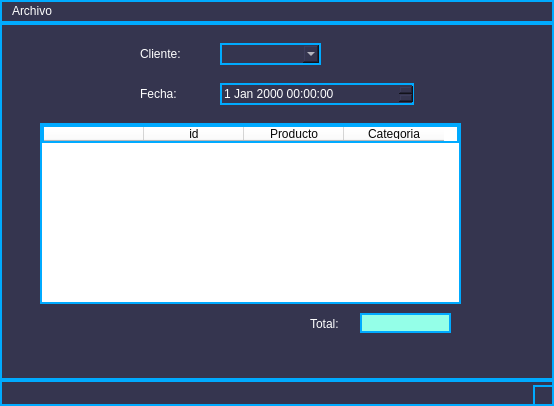
This is views/compras.ui in joanmera/Gameverse_Interface as Qt 5 draws it before an edit. The edited form follows.
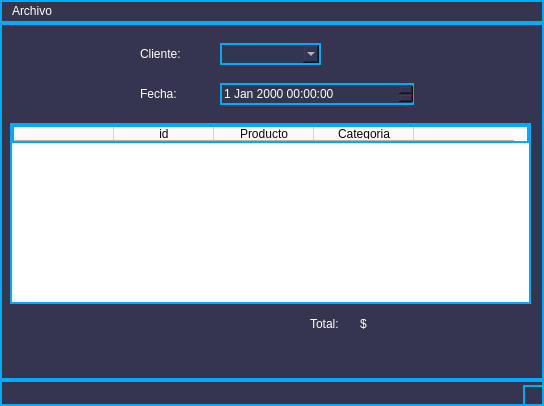
This is the edited form.

Commit message: añadir checkbox

```diff
--- a/views/compras.ui
+++ b/views/compras.ui
@@ -6,7 +6,7 @@
    <rect>
     <x>0</x>
     <y>0</y>
-    <width>554</width>
+    <width>544</width>
     <height>406</height>
    </rect>
   </property>
@@ -22,9 +22,9 @@
    <widget class="QTableWidget" name="purchaseTable">
     <property name="geometry">
      <rect>
-      <x>40</x>
+      <x>10</x>
       <y>100</y>
-      <width>421</width>
+      <width>521</width>
       <height>181</height>
      </rect>
     </property>
@@ -52,6 +52,11 @@
       <string>Categoria</string>
      </property>
     </column>
+    <column>
+     <property name="text">
+      <string/>
+     </property>
+    </column>
    </widget>
    <widget class="QComboBox" name="comboBox">
     <property name="geometry">
@@ -127,17 +132,22 @@
      <string>Total:</string>
     </property>
    </widget>
-   <widget class="QLineEdit" name="lineEdit">
+   <widget class="QLabel" name="label_4">
     <property name="geometry">
      <rect>
       <x>360</x>
       <y>290</y>
-      <width>91</width>
-      <height>20</height>
+      <width>81</width>
+      <height>21</height>
      </rect>
     </property>
     <property name="styleSheet">
-     <string notr="true">background-color: rgb(148, 255, 232);</string>
+     <string notr="true">font: 12pt &quot;MS Shell Dlg 2&quot;;
+color: rgb(255, 255, 255);
+border: 0px solid #00aaff;</string>
+    </property>
+    <property name="text">
+     <string>$</string>
     </property>
    </widget>
   </widget>
@@ -146,7 +156,7 @@
     <rect>
      <x>0</x>
      <y>0</y>
-     <width>554</width>
+     <width>544</width>
      <height>25</height>
     </rect>
    </property>
```
The commit also changes 3 other files.
